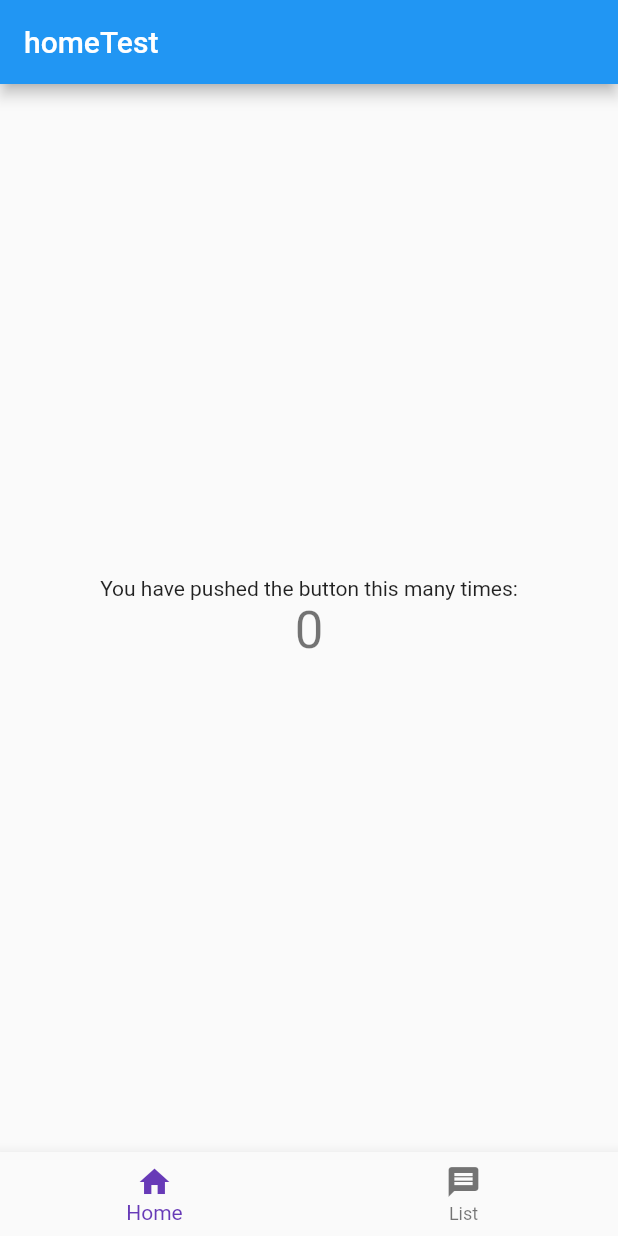
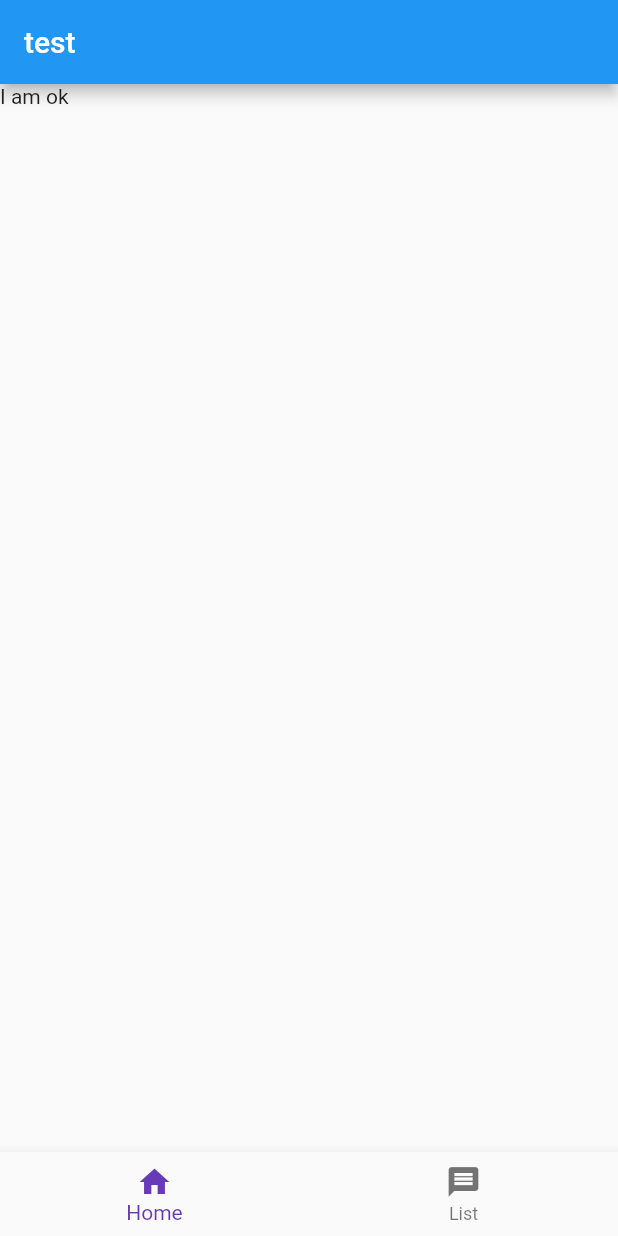
Before and after one commit to woshiku110/flutterstudy, a Flutter app: the screen it shows after launch, on a phone screen of 412 x 824 dp. Run offline on Flutter 3.47's test engine with Material 2 defaults, Android fonts, the phone set to English and light mode, and no system bars; our stand-ins replace fluro.

Commit message:
优化页面结构,增加父子传递值

```diff
--- a/lib/pages/home.dart
+++ b/lib/pages/home.dart
@@ -1,36 +1,56 @@
+import 'dart:math';
+
 import 'package:flutter/material.dart';
-class Home extends StatefulWidget {
-  Home({Key key, this.title}) : super(key: key);
+import 'package:flutterstudy/pages/home_page_one.dart';
+import 'package:flutterstudy/pages/home_page_two.dart';
+class Home extends StatefulWidget{
   final String title;
+  Home({Key key,this.title}):super(key:key);
   @override
-  _MyHomePageState createState() => _MyHomePageState();
+  State<StatefulWidget> createState()=>_Home();
 }
 
-class BottomNavigationBarFullDefault extends StatefulWidget{
+class _Home extends State<Home>{
+  int currentIndex = 0;
+  _onCurrentIndexChange(int index){
+    setState(() {
+      currentIndex = index;
+    });
+    print("currentIndex: "+ index.toString());
+  }
+  List<Widget> list= [
+        HomePageOne(),
+        HomePageTwo()
+  ];
+  @override
+  Widget build(BuildContext context) {
+    return new Scaffold(
+      appBar: AppBar(
+        title: Text(widget.title),
+      ),
+      bottomNavigationBar: BottomNavigation(currentIndex: currentIndex, onCurrentIndexChange: this._onCurrentIndexChange),
+      body: list[currentIndex],
+    );
+  }
+}
 
-  const BottomNavigationBarFullDefault():super();
+
+class BottomNavigation extends StatelessWidget{
+  final currentIndex;
+  final ValueChanged<int> onCurrentIndexChange;
+  BottomNavigation({Key key,@required this.currentIndex,@required this.onCurrentIndexChange}): super(key:key);
+
+  void _handleTap (index){
+      onCurrentIndexChange(index);
+  }
 
   @override
-  State<StatefulWidget> createState()=>_BottomNavigationBarFullDefault();
-}
-
-class _BottomNavigationBarFullDefault extends State{
-  int _currentIndex = 0;
-  void _onItemTapped(int index){
-    if(mounted){
-      setState(() {
-        _currentIndex = index;
-      });
-    }
-  }
-  @override
   Widget build(BuildContext context) {
-
         return BottomNavigationBar(
           type: BottomNavigationBarType.fixed,
           iconSize: 24,
-      currentIndex: _currentIndex,
-      onTap: _onItemTapped,
+          currentIndex: currentIndex,
+          onTap: _handleTap,
           fixedColor: Colors.deepPurple,
           items: <BottomNavigationBarItem>[
             BottomNavigationBarItem(
@@ -41,37 +61,6 @@ class _BottomNavigationBarFullDefault extends State{
                 title: Text("List"),
                 icon:Icon(Icons.message)
             )
-      ],
-    );
-  }
-
-}
-
-class _MyHomePageState extends State<Home> {
-  int _counter = 0;
-
-  @override
-  Widget build(BuildContext context) {
-    return Scaffold(
-      appBar: AppBar(
-        title: Text(widget.title),
-      ),
-      bottomNavigationBar: BottomNavigationBarFullDefault(),
-      body: Center(
-        child: Column(
-          mainAxisAlignment: MainAxisAlignment.center,
-          children: <Widget>[
-            Text(
-              'You have pushed the button this many times:',
-            ),
-            Text(
-              '$_counter',
-              style: Theme.of(context).textTheme.display1,
-            ),
-          ],
-        ),
-
-      ), // This trailing comma makes auto-formatting nicer for build methods.
-    );
+          ],);
     }
 }
--- /dev/null
+++ b/lib/pages/home_page_one.dart
@@ -0,0 +1,10 @@
+import 'package:flutter/material.dart';
+class HomePageOne extends StatelessWidget{
+  @override
+  Widget build(BuildContext context) {
+    return new Container(
+      child: Text('I am ok'),
+    );
+  }
+
+}
--- a/lib/route/route.dart
+++ b/lib/route/route.dart
@@ -6,7 +6,7 @@ class Routes{
     static void configureRoutes(Router router){
         //主页
         router.define('/', handler:  new Handler(handlerFunc:(context,params){
-            return new Home(title: 'homeTest',);
+            return new Home(title: 'test',);
         } ));
         router.define('/test', handler:  new Handler(handlerFunc:(context,params){
             return new Test(title: 'testTest',);
```
Also changed, not shown: lib/pages/home_page_two.dart (added, +10 -0 lines). Lines whose indentation alone changed are shown as unchanged.
